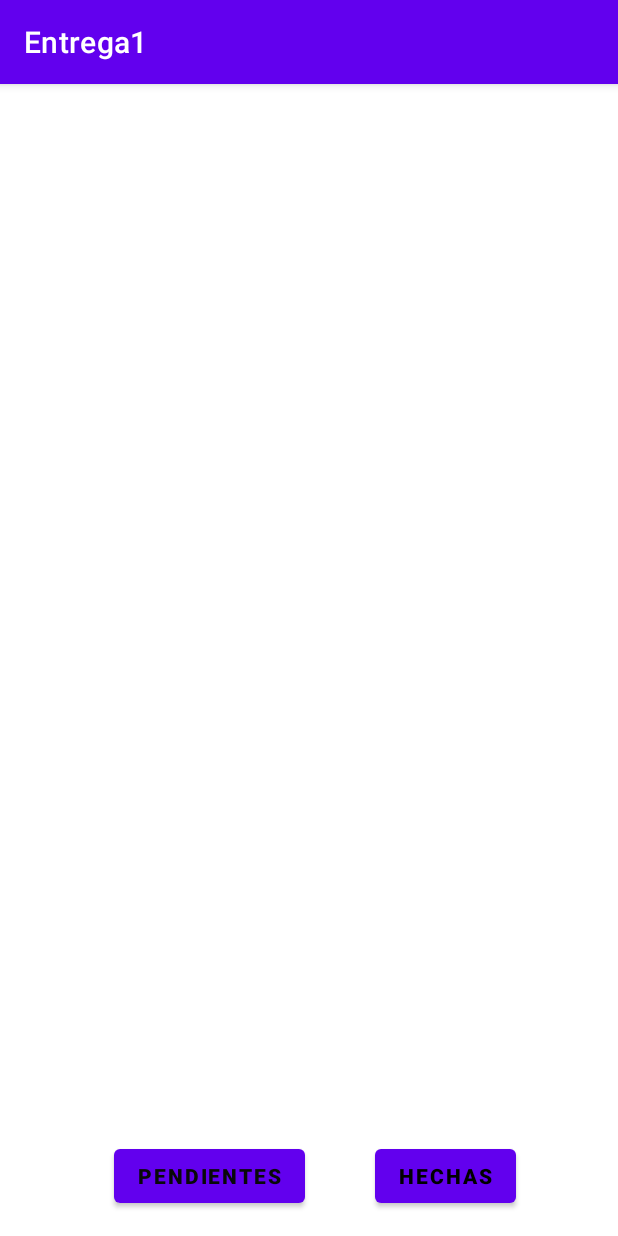
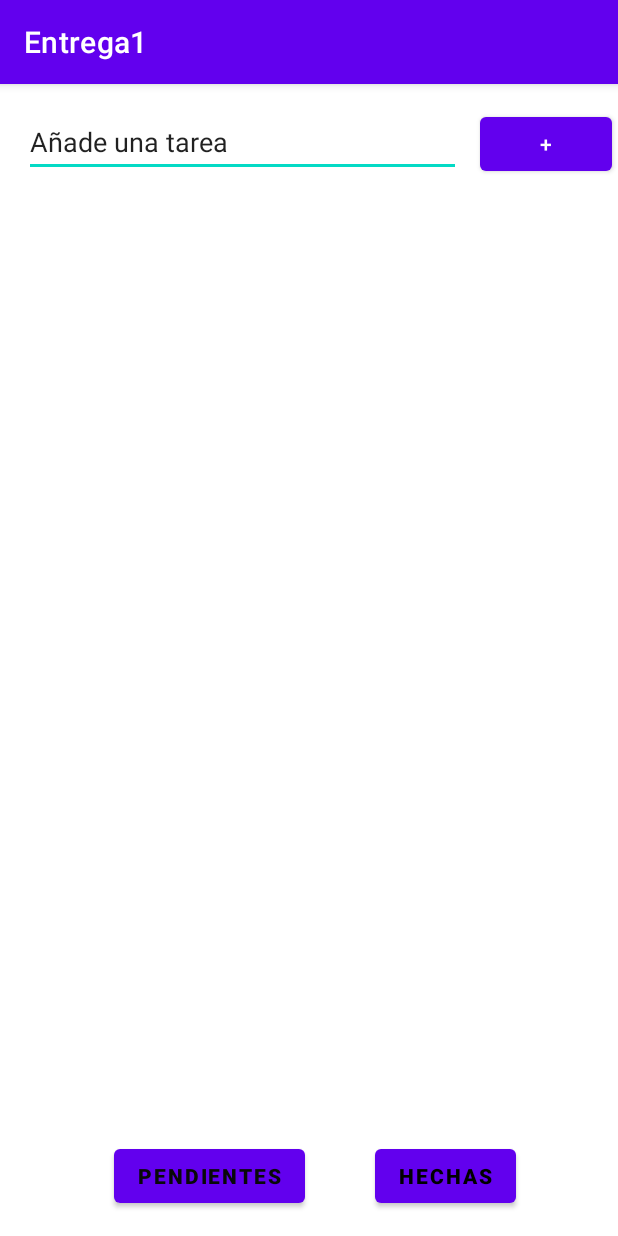
Before and after one commit to ElenaMegia/Entrega1, an Android app: the screen it shows after launch (MainActivity), on a phone screen of 412 x 824 dp. Run offline under Robolectric (Android 15) with nearby library versions, the phone set to English and light mode, and no system bars.

Commit message:
intento_1 print mensaje

```diff
--- a/app/src/main/java/com/example/entrega1/MainActivity.java
+++ b/app/src/main/java/com/example/entrega1/MainActivity.java
@@ -6,17 +6,36 @@ import android.content.Intent;
 import android.os.Bundle;
 import android.util.Log;
 import android.view.View;
+import android.widget.ArrayAdapter;
+import android.widget.Button;
+import android.widget.EditText;
+import android.widget.ListView;
+import android.widget.TextView;
 
-public class MainActivity extends AppCompatActivity {
+import java.util.ArrayList;
+
+public class MainActivity extends AppCompatActivity  implements View.OnClickListener{
     private static final String LOG_TAG =
             MainActivity.class.getSimpleName();
-
+    private EditText text_tareas;
+    private ListView lvlistview;
+    public static ArrayList<String> listaMensajes
+            = new ArrayList<>();
 
 
     @Override
     protected void onCreate(Bundle savedInstanceState) {
         super.onCreate(savedInstanceState);
         setContentView(R.layout.activity_main);
+        ListView lvMensajes = (ListView) findViewById(R.id.lvlistview);
+        text_tareas = (EditText) findViewById(R.id.text_tareas);
+        ArrayAdapter<String> adapter =
+                new ArrayAdapter<>(this, android.R.layout.simple_list_item_1,
+                        listaMensajes);
+        lvMensajes.setAdapter(adapter);
+
+        Button AnadirTarea = (Button) findViewById(R.id.AnadirTarea);
+        AnadirTarea.setOnClickListener(this);
     }
     public void launchHechas(View view) {
         Log.d(LOG_TAG, "Button clicked!");
@@ -29,4 +48,12 @@ public class MainActivity extends AppCompatActivity {
         Intent intent = new Intent(this, PendientesActivity.class);
         startActivity(intent);
     }
+
+    public void onClick(View view) {
+        EditText text_tareas = (EditText) findViewById(R.id.text_tareas);
+        String mensaje = text_tareas.getText().toString();
+        listaMensajes.add(mensaje);
+
+        text_tareas.setText("");
+    }
 }
--- /dev/null
+++ b/app/src/main/java/com/example/entrega1/MensajeActivity.java
@@ -0,0 +1,2 @@
+package com.example.entrega1;public class MensajeActivity {
+}
--- a/app/src/main/res/layout/activity_main.xml
+++ b/app/src/main/res/layout/activity_main.xml
@@ -5,6 +5,22 @@
     android:layout_width="match_parent"
     android:layout_height="match_parent"
     tools:context=".MainActivity">
+
+
+    <ListView
+        android:id="@+id/lvlistview"
+        android:layout_width="402dp"
+        android:layout_height="569dp"
+        android:layout_marginStart="4dp"
+        android:layout_marginRight="8dp"
+        android:layout_marginBottom="8dp"
+        app:layout_constraintBottom_toBottomOf="parent"
+        app:layout_constraintHorizontal_bias="0.0"
+        app:layout_constraintLeft_toLeftOf="parent"
+        app:layout_constraintRight_toRightOf="parent"
+        app:layout_constraintStart_toStartOf="parent"
+        app:layout_constraintTop_toBottomOf="@+id/text_tareas"
+        app:layout_constraintVertical_bias="0.291" />
 
     <Button
         android:id="@+id/Pendientes"
@@ -36,4 +52,27 @@
         app:layout_constraintStart_toStartOf="parent"
         />
 
+    <Button
+        android:id="@+id/AnadirTarea"
+        android:layout_width="wrap_content"
+        android:layout_height="wrap_content"
+        android:layout_marginTop="16dp"
+        android:layout_marginEnd="4dp"
+        android:text="+"
+        app:layout_constraintEnd_toEndOf="parent"
+        app:layout_constraintTop_toTopOf="parent" />
+
+    <EditText
+        android:id="@+id/text_tareas"
+        android:layout_width="291dp"
+        android:layout_height="46dp"
+        android:layout_marginStart="16dp"
+        android:layout_marginTop="16dp"
+        android:text="@string/text_tareas"
+        app:layout_constraintEnd_toStartOf="@+id/AnadirTarea"
+        app:layout_constraintHorizontal_bias="0.0"
+        app:layout_constraintStart_toStartOf="parent"
+        app:layout_constraintTop_toTopOf="parent"
+        tools:ignore="TouchTargetSizeCheck" />
+
 </androidx.constraintlayout.widget.ConstraintLayout>
--- /dev/null
+++ b/app/src/main/res/layout/activity_mensaje.xml
@@ -0,0 +1,6 @@
+<?xml version="1.0" encoding="utf-8"?>
+<androidx.constraintlayout.widget.ConstraintLayout xmlns:android="http://schemas.android.com/apk/res/android"
+             android:layout_width="match_parent"
+             android:layout_height="match_parent">
+
+</androidx.constraintlayout.widget.ConstraintLayout>
--- a/app/src/main/res/values/strings.xml
+++ b/app/src/main/res/values/strings.xml
@@ -1,3 +1,5 @@
 <resources>
     <string name="app_name">Entrega1</string>
+    <string name="bt_anadir" />
+    <string name="text_tareas">Añade una tarea</string>
 </resources>
```
